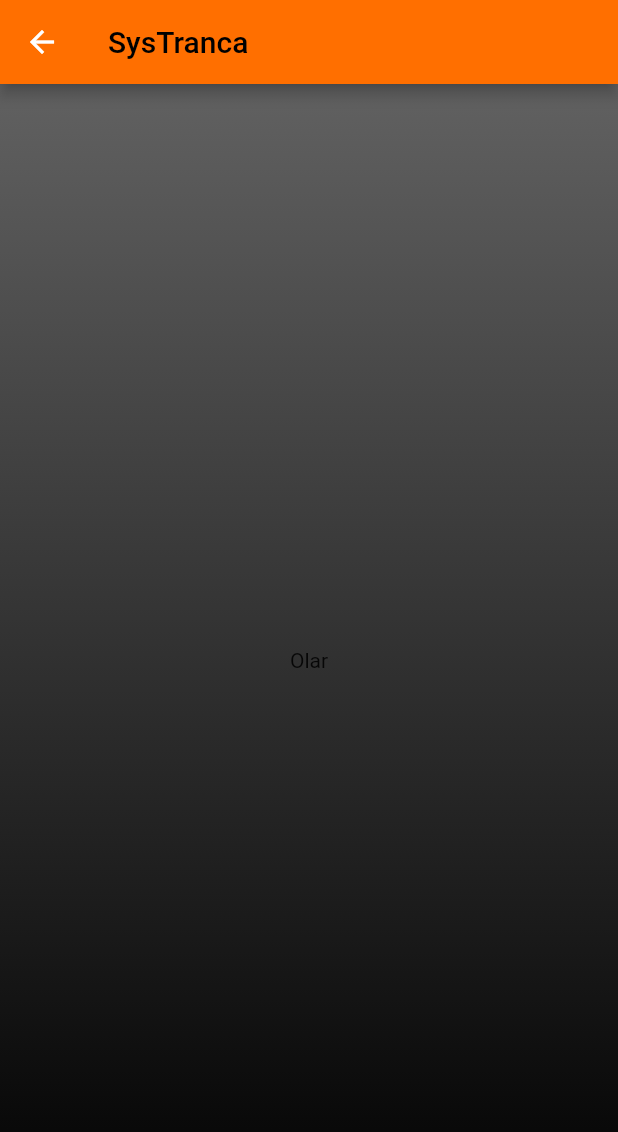
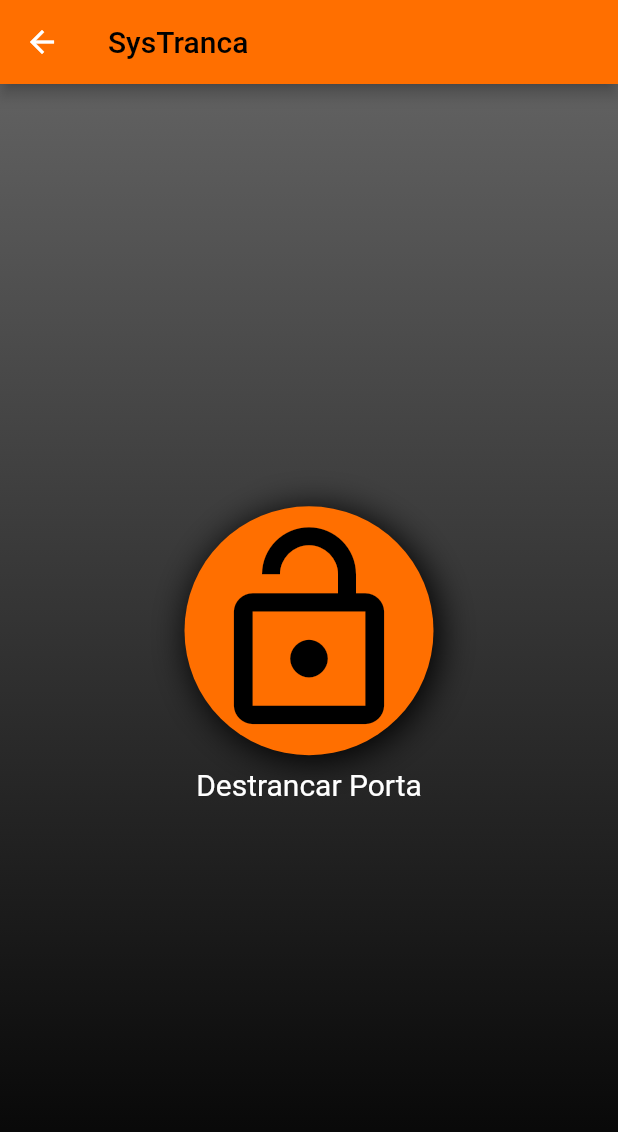
Before and after one commit to esron/systranca_app, a Flutter app: the HomeScreen screen opened by its route, on a phone screen of 412 x 824 dp. Shown: the top 1132 px of the screen. Run offline on Flutter 3.47's test engine with Material 2 defaults, Android fonts, the light colour scheme and no system bars; our stand-ins replace flutter_dotenv.

Commit message:
inserts home screen styles

```diff
--- a/lib/screens/home.dart
+++ b/lib/screens/home.dart
@@ -37,7 +37,42 @@ class _HomeScreenState extends State<HomeScreen> {
               ),
             ),
             child: Center(
-              child: Text('Olar'),
+              child: Column(
+                mainAxisAlignment: MainAxisAlignment.center,
+                children: <Widget>[
+                  Container(
+                    decoration: BoxDecoration(
+                      shape: BoxShape.circle,
+                      color: Colors.amber[900],
+                      boxShadow: [
+                        new BoxShadow(
+                          color: Colors.black,
+                          offset: new Offset(3.0, 3.0),
+                          blurRadius: 20.0,
+                          spreadRadius: 1.0
+                        )
+                      ],
+                    ),
+                    child: IconButton(
+                      icon: Icon(Icons.lock_open),
+                      iconSize: 150.0,
+                      tooltip: 'Destrancar porta',
+                      color: Colors.black,
+                      onPressed: () {},
+                    ),
+                  ),
+                  Padding(
+                    padding: const EdgeInsets.all(8.0),
+                    child: Text(
+                      'Destrancar Porta',
+                      style: TextStyle(
+                        fontSize: 20.0,
+                        color: Colors.white,
+                      ),
+                    ),
+                  )
+                ],
+              ),
             ),
           ),
         ),
```
